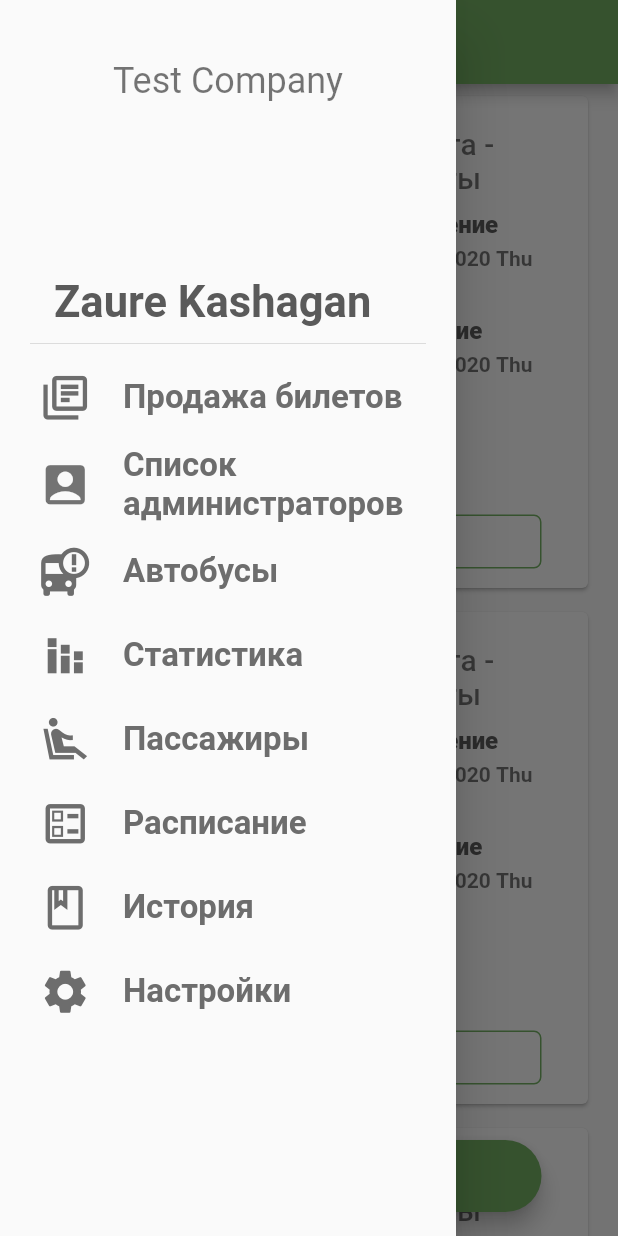
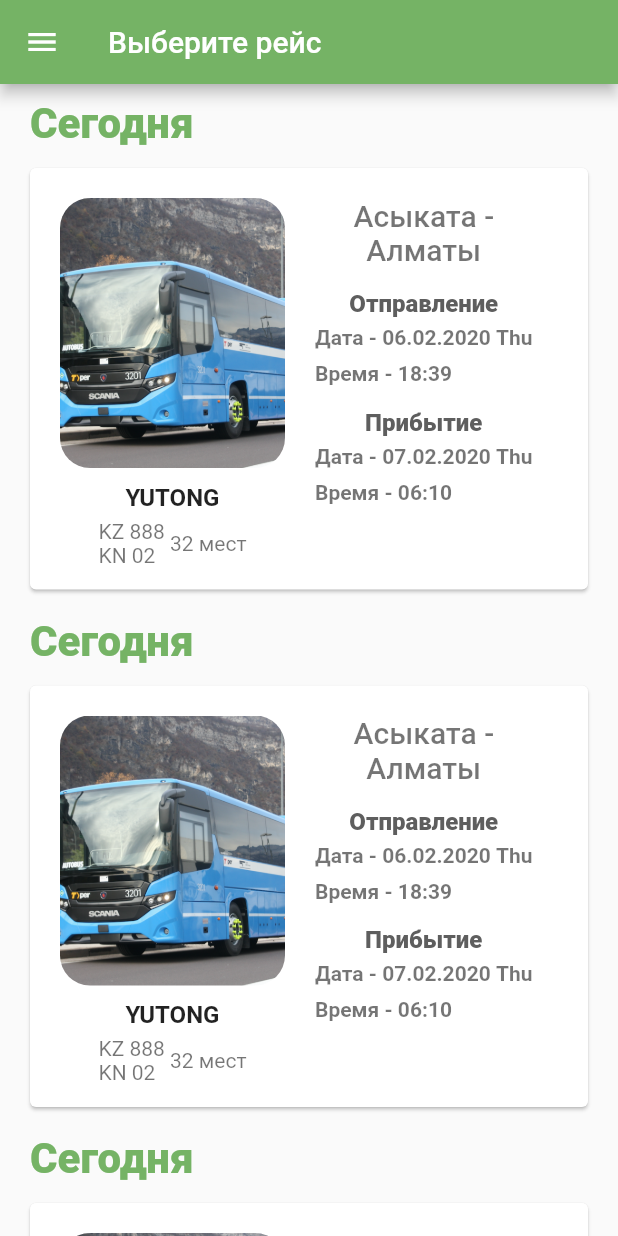
Before and after one commit to Zauree/practice-11, a Flutter app: the screen it shows after launch, in the side drawer, after a tap on "Пассажиры", on a phone screen of 412 x 824 dp. Run offline on Flutter 3.47's test engine with Material 2 defaults, Android fonts, the phone set to English and light mode, and no system bars.

Commit message:
practical task 11

```diff
--- a/lib/screens/choose-flight.dart
+++ b/lib/screens/choose-flight.dart
@@ -0,0 +1,195 @@
+import 'package:bus_fleets/screens/passengers-info.dart';
+import 'package:flutter/material.dart';
+import 'package:bus_fleets/screens/menu-page.dart';
+
+class ChooseFlight extends StatefulWidget {
+  @override
+  _ChooseFlightState createState() => _ChooseFlightState();
+}
+
+class _ChooseFlightState extends State<ChooseFlight> {
+  @override
+  Widget build(BuildContext context) {
+    return Scaffold(
+      backgroundColor: Color.fromRGBO(250, 250, 250, 1),
+      appBar: AppBar(
+        title: Text('Выберите рейс'),
+        backgroundColor: Color.fromRGBO(117, 179, 101, 1),
+      ),
+      drawer: MenuPage(),
+      body: ListView.builder(
+        itemBuilder: (context, i){
+          return GestureDetector(
+            onTap: () {
+              Navigator.of(context).pop();
+              Navigator.push(
+                  context,
+                  MaterialPageRoute(
+                    builder: (context) => Passenger(),
+                  ));
+            },
+            child: Column(
+              crossAxisAlignment: CrossAxisAlignment.start,
+              children: [
+                Container(
+                  padding: EdgeInsets.only(top: 10.0, bottom: 5.0, left: 20.0),
+                  child: Text(
+                    "Сегодня", style: TextStyle(
+                    color: Color.fromRGBO(117, 179, 101, 1),
+                    fontWeight: FontWeight.w900,
+                    fontSize: 28,
+                  ),
+                  ),
+                ),
+                Card(
+                  margin: EdgeInsets.symmetric(horizontal: 20.0, vertical: 8.0),
+                  child: Column(
+                    mainAxisAlignment: MainAxisAlignment.start,
+                    children: <Widget>[
+                      Row(
+                        crossAxisAlignment: CrossAxisAlignment.start,
+                        children:<Widget>[
+                          Column(
+                            children: [
+                              Padding(
+                                  padding: EdgeInsets.only(top: 20.0, left: 20.0, right: 20.0),
+                                  child: Column(
+                                    children:<Widget>[
+                                      Container(
+                                        width: 150,
+                                        height: 180,
+                                        decoration: BoxDecoration(
+                                          borderRadius: BorderRadius.circular(20),
+                                          image: DecorationImage(
+                                              fit: BoxFit.cover,
+                                              image: AssetImage('assets/bus.png')),
+                                        ),
+                                      ),
+                                      SizedBox( height: 10,),
+                                      Text("YUTONG",
+                                        textAlign: TextAlign.center,
+                                        style: TextStyle(
+                                            color: Colors.black87,
+                                            fontSize: 16,
+                                            fontWeight: FontWeight.w600),
+                                      ),
+                                      Container(
+                                        padding: EdgeInsets.only(top: 5.0, bottom: 15.0 ),
+                                        child: Row(
+                                          children: <Widget>[
+                                            Text("KZ 888\nKN 02",
+                                              style: TextStyle(
+                                                color: Colors.black54,
+                                                fontSize: 14,
+                                              ),
+                                            ),
+                                            Text(" 32 мест",
+                                              style: TextStyle(
+                                                color: Colors.black54,
+                                                fontSize: 14,
+                                              ),
+                                            ),
+                                          ],
+                                        ),
+                                      ),
+                                    ],
+                                  )
+                              ),
+                            ],
+                          ),
+
+                          Column(
+                            children:<Widget> [
+                              Container(
+                                padding: EdgeInsets.only(top: 20.0),
+                                child: Column(
+                                  children: [
+                                    Text("Асыката - \nАлматы",
+                                      textAlign: TextAlign.center,
+                                      style: TextStyle(
+                                          color: Colors.black54,
+                                          fontSize: 20,
+                                          fontWeight: FontWeight.w500
+                                      ),
+                                    ),
+                                    SizedBox( height: 15,),
+                                    Text("Отправление",
+                                      textAlign: TextAlign.center,
+                                      style: TextStyle(
+                                          color: Color.fromRGBO(94, 94, 94, 1),
+                                          fontSize: 16,
+                                          fontWeight: FontWeight.w900),
+                                    ),
+                                    SizedBox( height: 5,),
+                                    Column(
+                                        crossAxisAlignment: CrossAxisAlignment.start,
+                                        children: <Widget>[
+                                          Text("Дата - 06.02.2020 Thu",
+                                            style: TextStyle(
+                                                color: Colors.black54,
+                                                fontSize: 14,
+                                                fontWeight: FontWeight.w600
+                                            ),
+                                          ),
+                                          SizedBox( height: 8,),
+                                          Text("Время - 18:39",
+                                            style: TextStyle(
+                                                color: Colors.black54,
+                                                fontSize: 14,
+                                                fontWeight: FontWeight.w600
+                                            ),
+                                          ),
+                                        ]),
+                                    SizedBox( height: 15,),
+                                    Text('Прибытие',
+                                      textAlign: TextAlign.center,
+                                      style: TextStyle(
+                                          color: Color.fromRGBO(94, 94, 94, 1),
+                                          fontSize: 16,
+                                          fontWeight: FontWeight.w900),
+                                    ),
+                                    SizedBox( height: 5,),
+                                    Column(
+                                        crossAxisAlignment: CrossAxisAlignment.start,
+                                        children: <Widget>[
+                                          Text("Дата - 07.02.2020 Thu",
+                                            style: TextStyle(
+                                                color: Colors.black54,
+                                                fontSize: 14,
+                                                fontWeight: FontWeight.w600
+                                            ),
+                                          ),
+                                          SizedBox( height: 8,),
+                                          Text("Время - 06:10",
+                                            style: TextStyle(
+                                                color: Colors.black54,
+                                                fontSize: 14,
+                                                fontWeight: FontWeight.w600
+                                            ),
+                                          ),
+                                        ]
+                                    ),
+                                  ],
+                                ),
+                              ),
+                            ],
+                          ),
+                        ],
+                      ),
+
+                    ],
+                  ),
+                ),
+              ],
+            )
+
+          );
+        },
+      ),
+
+
+    );
+
+
+  }
+}
--- a/lib/screens/menu-page.dart
+++ b/lib/screens/menu-page.dart
@@ -1,6 +1,8 @@
+import 'package:bus_fleets/screens/passengers-info.dart';
 import 'package:bus_fleets/screens/schedule-page.dart';
 import 'package:flutter/material.dart';
 import 'package:flutter/cupertino.dart';
+import 'package:bus_fleets/screens/choose-flight.dart';
 
 class MenuPage extends StatelessWidget {
   @override
@@ -106,11 +108,11 @@ class MenuPage extends StatelessWidget {
                           color: Color.fromRGBO(109, 109, 109, 1),
                         ),
                       ),
-                      onTap: () { /*
+                      onTap: () {
                   Navigator.push(
                       context,
-                      MaterialPageRoute(builder: (context) => FirstRoute())
-                  ); */
+                      MaterialPageRoute(builder: (context) => ChooseFlight())
+                  );
                       }
                   ),
                   ListTile(
--- a/lib/screens/schedule-page.dart
+++ b/lib/screens/schedule-page.dart
@@ -108,7 +108,7 @@ class _SchedulePageState extends State<SchedulePage> {
                                           fontWeight: FontWeight.w600
                                       ),
                                     ),
-                                    SizedBox( height: 5,),
+                                    SizedBox( height: 8,),
                                     Text("Время - 18:39",
                                       style: TextStyle(
                                           color: Colors.black54,
@@ -136,7 +136,7 @@ class _SchedulePageState extends State<SchedulePage> {
                                         fontWeight: FontWeight.w600
                                       ),
                                     ),
-                                    SizedBox( height: 5,),
+                                    SizedBox( height: 8,),
                                     Text("Время - 06:10",
                                       style: TextStyle(
                                           color: Colors.black54,
```
Also changed, not shown: lib/screens/passengers-info.dart (+49 -178 lines).
